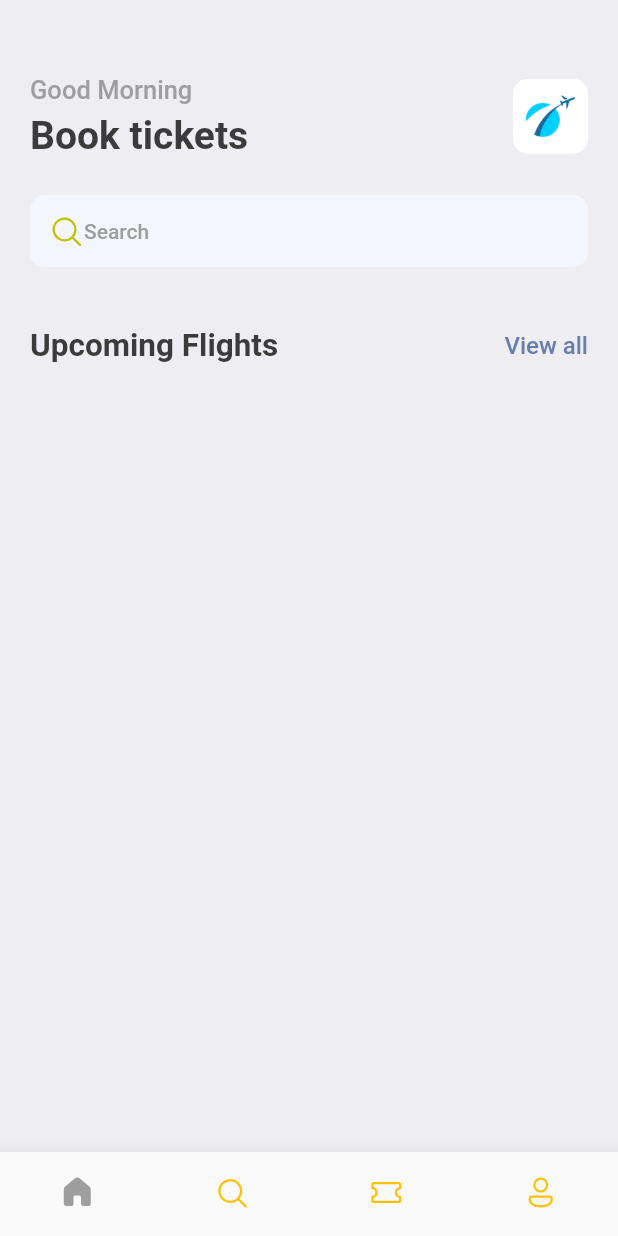
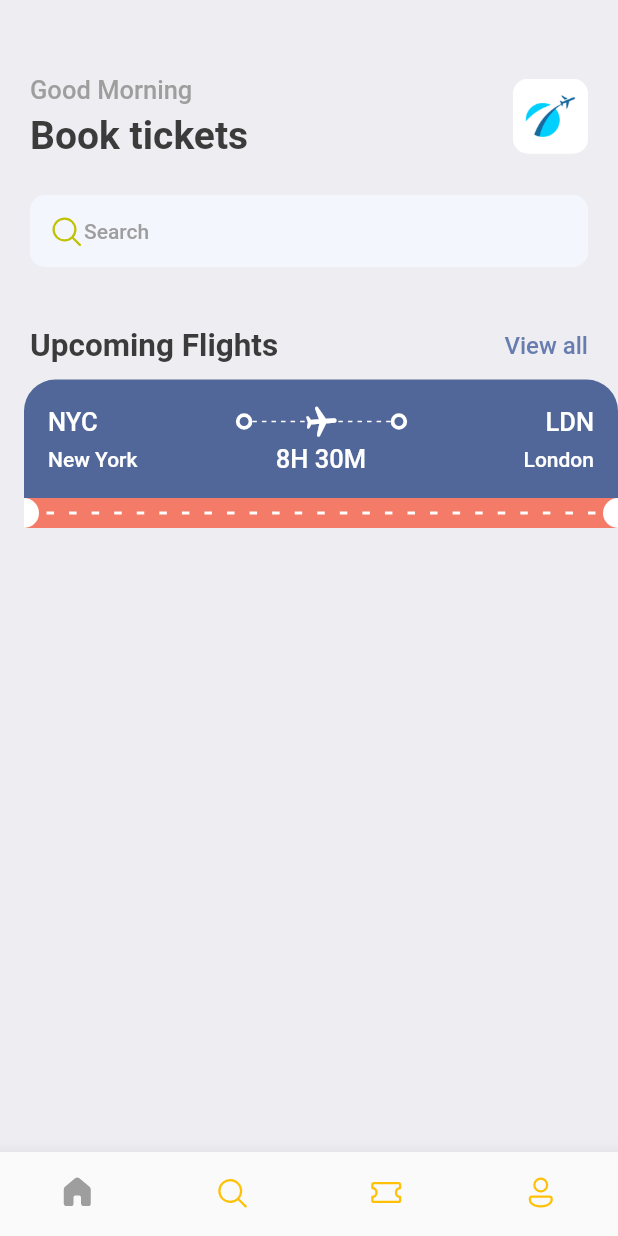
Before and after one commit to soulandbone/ticket_booking, a Flutter app: the screen it shows after launch, on a phone screen of 412 x 824 dp. Run offline on Flutter 3.47's test engine with Material 2 defaults, Android fonts, the phone set to English and light mode, and no system bars; our stand-ins replace fluentui_icons, gap.

Commit message:
Updates in the UI

```diff
--- a/lib/screens/home_screen.dart
+++ b/lib/screens/home_screen.dart
@@ -2,6 +2,7 @@ import 'package:fluentui_icons/fluentui_icons.dart';
 import 'package:flutter/material.dart';
 import 'package:gap/gap.dart';
 import '../utils/app_styles.dart';
+import '../widgets/ticket_view.dart';
 
 class HomeScreen extends StatelessWidget {
   const HomeScreen({super.key});
@@ -80,9 +81,10 @@ class HomeScreen extends StatelessWidget {
                     ),
                   )
                 ],
-              )
+              ),
             ]),
           ),
+          TicketView(),
         ],
       ),
     );
--- /dev/null
+++ b/lib/utils/app_layout.dart
@@ -0,0 +1,7 @@
+import 'package:flutter/material.dart';
+
+class AppLayout {
+  static getSize(BuildContext context) {
+    return MediaQuery.of(context).size;
+  }
+}
--- a/lib/utils/app_styles.dart
+++ b/lib/utils/app_styles.dart
@@ -6,7 +6,7 @@ class Styles {
   static Color primaryColor = primary;
   static Color textColor = const Color(0xFF3b3b3b);
   static Color bgColor = const Color(0xFFeeedf2);
-  static Color orangeColor = const Color(0xFF526799);
+  static Color orangeColor = const Color(0xFFF37B67);
   static TextStyle textStyle =
       TextStyle(fontSize: 16, color: textColor, fontWeight: FontWeight.w500);
   static TextStyle headlineStyle1 =
--- /dev/null
+++ b/lib/widgets/thick_container.dart
@@ -0,0 +1,18 @@
+import 'package:flutter/material.dart';
+import 'package:flutter/src/widgets/framework.dart';
+import 'package:flutter/src/widgets/placeholder.dart';
+
+class ThickContainer extends StatelessWidget {
+  const ThickContainer({super.key});
+
+  @override
+  Widget build(BuildContext context) {
+    return Container(
+      padding: const EdgeInsets.all(3.0),
+      decoration: BoxDecoration(
+        borderRadius: BorderRadius.circular(20),
+        border: Border.all(width: 2.5, color: Colors.white),
+      ),
+    );
+  }
+}
--- /dev/null
+++ b/lib/widgets/ticket_view.dart
@@ -0,0 +1,163 @@
+import 'package:flutter/material.dart';
+import 'package:gap/gap.dart';
+import 'package:ticket_booking/utils/app_layout.dart';
+import 'package:ticket_booking/utils/app_styles.dart';
+import 'package:ticket_booking/widgets/thick_container.dart';
+
+class TicketView extends StatelessWidget {
+  const TicketView({super.key});
+
+  @override
+  Widget build(BuildContext context) {
+    final size = AppLayout.getSize(context);
+    return SizedBox(
+      width: size.width,
+      height: 200,
+      child: Container(
+          margin: const EdgeInsets.only(left: 16),
+          child: Column(
+            children: [
+              Container(
+                decoration: const BoxDecoration(
+                  color: Color(0xFF526799),
+                  borderRadius: BorderRadius.only(
+                      topLeft: Radius.circular(21),
+                      topRight: Radius.circular(21)),
+                ),
+                padding: const EdgeInsets.all(16),
+                child: Column(children: [
+                  Row(
+                    children: [
+                      Text('NYC',
+                          style: Styles.headlineStyle3
+                              .copyWith(color: Colors.white)),
+                      const Spacer(),
+                      const ThickContainer(),
+                      Expanded(
+                        child: Stack(
+                          children: [
+                            SizedBox(
+                                height: 24,
+                                child: LayoutBuilder(
+                                  builder: (BuildContext context,
+                                      BoxConstraints constraints) {
+                                    print(
+                                        'The width is ${constraints.constrainWidth()}');
+                                    print(
+                                        'The height is ${constraints.constrainHeight()}');
+                                    return Flex(
+                                      direction: Axis.horizontal,
+                                      mainAxisAlignment:
+                                          MainAxisAlignment.spaceBetween,
+                                      mainAxisSize: MainAxisSize.max,
+                                      children: List.generate(
+                                          (constraints.constrainWidth() / 6)
+                                              .floor(),
+                                          (index) => const SizedBox(
+                                                width: 3,
+                                                height: 1,
+                                                child: DecoratedBox(
+                                                    decoration: BoxDecoration(
+                                                        color: Colors.white)),
+                                              )),
+                                    );
+                                  },
+                                )),
+                            Center(
+                                child: Transform.rotate(
+                                    angle: 1.5,
+                                    child: const Icon(
+                                      Icons.local_airport_rounded,
+                                      color: Colors.white,
+                                    ))),
+                          ],
+                        ),
+                      ),
+                      const ThickContainer(),
+                      const Spacer(),
+                      Text(
+                        'LDN',
+                        style:
+                            Styles.headlineStyle3.copyWith(color: Colors.white),
+                      ),
+                    ],
+                  ),
+                  const Gap(3),
+                  Row(
+                    mainAxisAlignment: MainAxisAlignment.spaceBetween,
+                    children: [
+                      SizedBox(
+                        width: 100,
+                        child: Text(
+                          'New York',
+                          style: Styles.headlineStyle4
+                              .copyWith(color: Colors.white),
+                        ),
+                      ),
+                      Text(
+                        '8H 30M',
+                        style:
+                            Styles.headlineStyle3.copyWith(color: Colors.white),
+                      ),
+                      SizedBox(
+                        width: 100,
+                        child: Text(
+                          'London',
+                          textAlign: TextAlign.end,
+                          style: Styles.headlineStyle4
+                              .copyWith(color: Colors.white),
+                        ),
+                      ),
+                    ],
+                  )
+                ]),
+              ),
+              Container(
+                color: Styles.orangeColor,
+                child: Row(children: [
+                  const SizedBox(
+                    height: 20,
+                    width: 10,
+                    child: DecoratedBox(
+                        decoration: BoxDecoration(
+                            color: Colors.white,
+                            borderRadius: BorderRadius.only(
+                                topRight: Radius.circular(10),
+                                bottomRight: Radius.circular(10)))),
+                  ),
+                  Expanded(
+                    child: LayoutBuilder(
+                      builder:
+                          (BuildContext context, BoxConstraints constraints) {
+                        return Flex(
+                            direction: Axis.horizontal,
+                            mainAxisAlignment: MainAxisAlignment.spaceAround,
+                            children: List.generate(
+                                (constraints.constrainWidth() / 15).floor(),
+                                (index) => const SizedBox(
+                                      width: 5,
+                                      height: 2,
+                                      child: DecoratedBox(
+                                          decoration: BoxDecoration(
+                                              color: Colors.white)),
+                                    )));
+                      },
+                    ),
+                  ),
+                  const SizedBox(
+                    height: 20,
+                    width: 10,
+                    child: DecoratedBox(
+                        decoration: BoxDecoration(
+                            color: Colors.white,
+                            borderRadius: BorderRadius.only(
+                                topLeft: Radius.circular(10),
+                                bottomLeft: Radius.circular(10)))),
+                  )
+                ]),
+              )
+            ],
+          )),
+    );
+  }
+}
```
